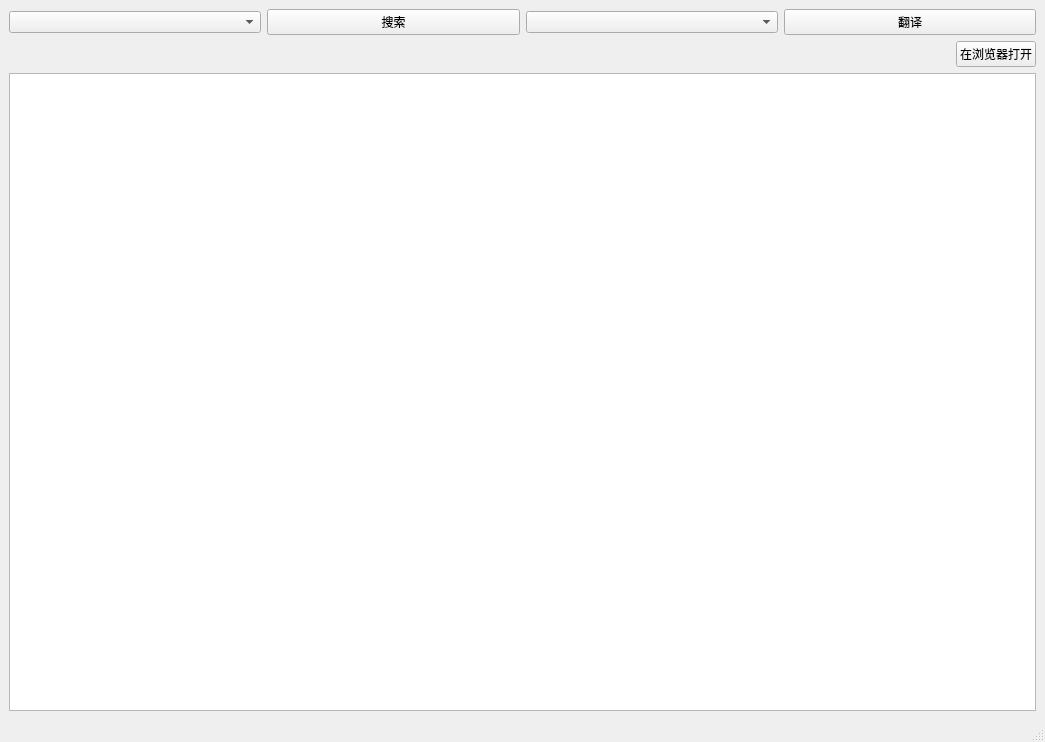
Qt form ui.ui (xushengfeng/Information-portal) before a commit.
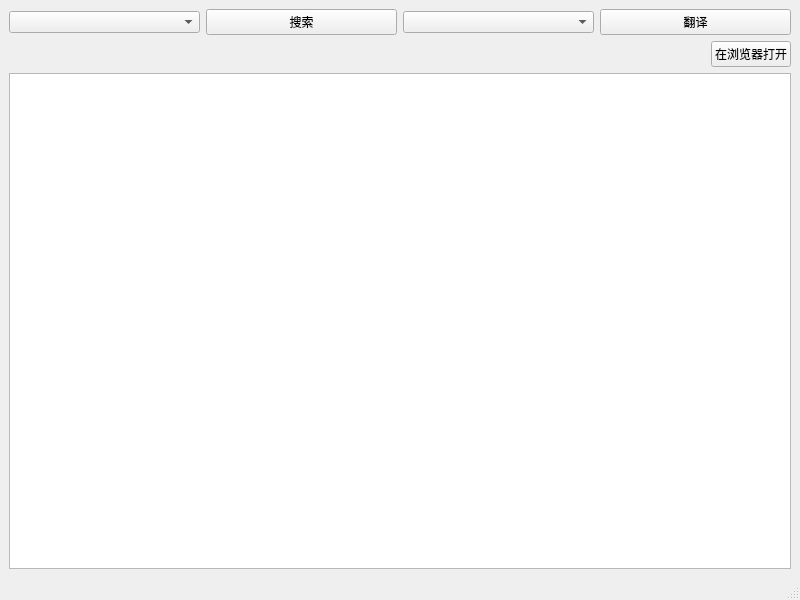
The same form after that commit.

Commit message: 鼠标跟踪

Diff of the .ui file:
```diff
--- a/ui.ui
+++ b/ui.ui
@@ -6,10 +6,16 @@
    <rect>
     <x>0</x>
     <y>0</y>
-    <width>1045</width>
-    <height>742</height>
+    <width>800</width>
+    <height>600</height>
    </rect>
   </property>
+  <property name="minimumSize">
+   <size>
+    <width>0</width>
+    <height>0</height>
+   </size>
+  </property>
   <property name="windowTitle">
    <string>Information portal</string>
   </property>
```
Left out of the diff: 3 changed lines with no effect on the pictures. The commit also changes 2 other files.
